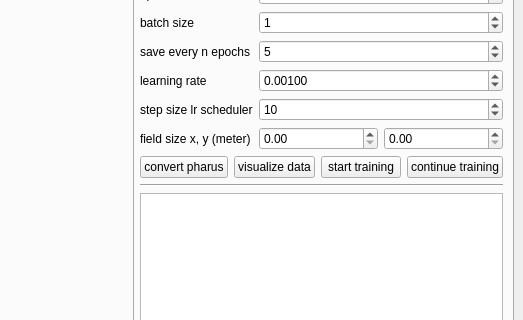
The window that gui/gui.ui (birkschmithuesen/SystemFailed_trajnetplusplusbaselines) describes before a commit, drawn with Qt 5; both pictures show x 502 to 1025 and y 210 to 530 of the 1025 by 820 pixel window.
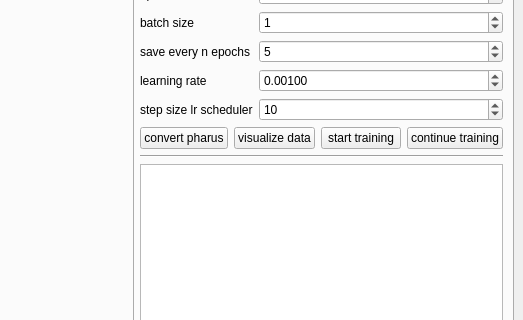
The same window after the commit. The open tabs and pages were chosen to show the change.

Commit message: Remove training field size

```diff
--- a/gui/gui.ui
+++ b/gui/gui.ui
@@ -575,58 +575,6 @@
                 </property>
                </widget>
               </item>
-              <item row="10" column="0">
-               <widget class="QLabel" name="label_14">
-                <property name="sizePolicy">
-                 <sizepolicy hsizetype="Fixed" vsizetype="Preferred">
-                  <horstretch>0</horstretch>
-                  <verstretch>0</verstretch>
-                 </sizepolicy>
-                </property>
-                <property name="text">
-                 <string>field size x, y (meter)</string>
-                </property>
-               </widget>
-              </item>
-              <item row="10" column="1">
-               <layout class="QHBoxLayout" name="horizontalLayout_7">
-                <property name="sizeConstraint">
-                 <enum>QLayout::SetFixedSize</enum>
-                </property>
-                <item>
-                 <widget class="QDoubleSpinBox" name="doubleSpinBox_3">
-                  <property name="sizePolicy">
-                   <sizepolicy hsizetype="Fixed" vsizetype="Fixed">
-                    <horstretch>0</horstretch>
-                    <verstretch>0</verstretch>
-                   </sizepolicy>
-                  </property>
-                  <property name="maximumSize">
-                   <size>
-                    <width>190</width>
-                    <height>16777215</height>
-                   </size>
-                  </property>
-                 </widget>
-                </item>
-                <item>
-                 <widget class="QDoubleSpinBox" name="doubleSpinBox_4">
-                  <property name="sizePolicy">
-                   <sizepolicy hsizetype="Fixed" vsizetype="Fixed">
-                    <horstretch>0</horstretch>
-                    <verstretch>0</verstretch>
-                   </sizepolicy>
-                  </property>
-                  <property name="maximumSize">
-                   <size>
-                    <width>190</width>
-                    <height>16777215</height>
-                   </size>
-                  </property>
-                 </widget>
-                </item>
-               </layout>
-              </item>
               <item row="8" column="0">
                <widget class="QLabel" name="label_16">
                 <property name="sizePolicy">
```
Left out of the diff: 214 changed lines with no effect on the pictures.
